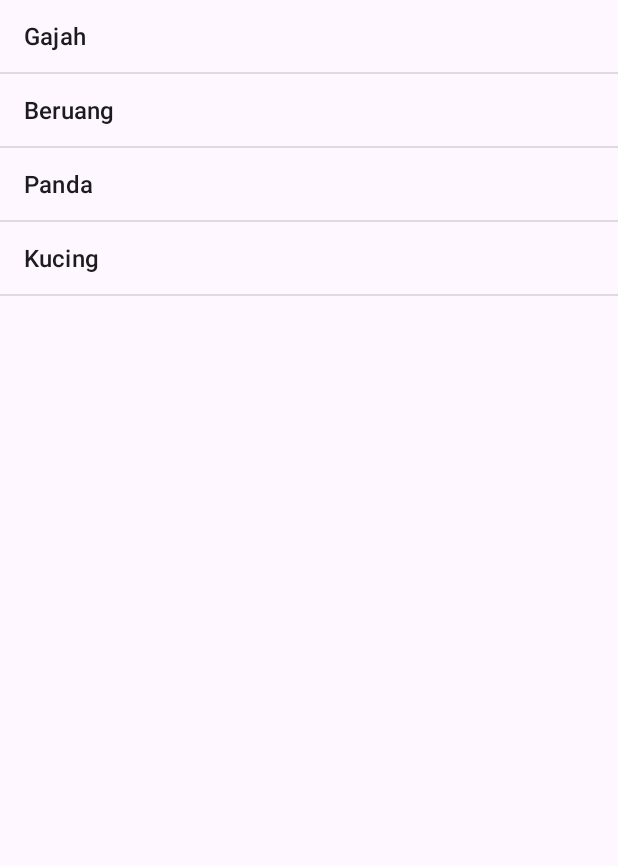
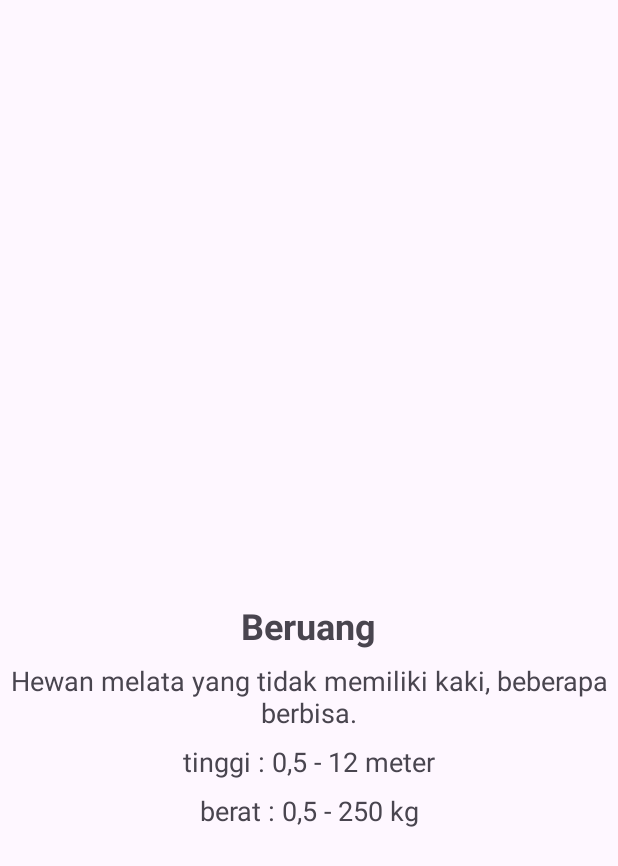
Before and after one commit to HauraAdisty/Pertemuan3, an Android app: the ListViewActivity screen opened directly, with no data from a screen before it, after a tap on "Beruang", on a phone screen of 412 x 824 dp. Shown: the top 866 px of the screen. Run offline under Robolectric (Android 15) with nearby library versions, the phone set to English and light mode, and no system bars.

```diff
--- a/app/src/main/AndroidManifest.xml
+++ b/app/src/main/AndroidManifest.xml
@@ -12,6 +12,12 @@
         android:supportsRtl="true"
         android:theme="@style/Theme.Pertemuan3sep"
         tools:targetApi="31">
+        <activity
+            android:name=".DetailHewan"
+            android:exported="false" />
+        <activity
+            android:name=".DetailPage"
+            android:exported="false" />
         <activity
             android:name=".Recycle_View_Card_Movie"
             android:exported="false" />
--- /dev/null
+++ b/app/src/main/java/com/haura/pertemuan3sep/DetailHewan.kt
@@ -0,0 +1,44 @@
+package com.haura.pertemuan3sep
+
+import android.annotation.SuppressLint
+import android.os.Bundle
+import android.widget.ImageView
+import android.widget.TextView
+import androidx.activity.enableEdgeToEdge
+import androidx.appcompat.app.AppCompatActivity
+import androidx.core.view.ViewCompat
+import androidx.core.view.WindowInsetsCompat
+
+class DetailHewan : AppCompatActivity() {
+    @SuppressLint("MissingInflatedId")
+    override fun onCreate(savedInstanceState: Bundle?) {
+        super.onCreate(savedInstanceState)
+        enableEdgeToEdge()
+        setContentView(R.layout.activity_detail_hewan)
+
+        val tvNamaHewan = findViewById<TextView>(R.id.tvNamaHewan)
+        val tvCiriHewan = findViewById<TextView>(R.id.tvCiriHewan)
+        val txtTinggi = findViewById<TextView>(R.id.txtTinggi)
+        val txtBerat = findViewById<TextView>(R.id.txtBerat)
+        val detailhewan = findViewById<ImageView>(R.id.detailhewan)
+
+        // Mendapatkan data yang dikirim dari ListView
+        val namaHewan = intent.getStringExtra("namaHewan")
+        val ciriHewan = intent.getStringExtra("ciriHewan")
+        val tinggiHewan = intent.getStringExtra("tinggiHewan")
+        val beratHewan = intent.getStringExtra("beratHewan")
+        val gambarHewan = intent.getIntExtra("gambarHewan", 0)
+
+        // Menampilkan data di TextView
+        tvNamaHewan.text = namaHewan
+        tvCiriHewan.text = ciriHewan
+        txtTinggi.text = tinggiHewan
+        txtBerat.text = beratHewan
+
+        ViewCompat.setOnApplyWindowInsetsListener(findViewById(R.id.main)) { v, insets ->
+            val systemBars = insets.getInsets(WindowInsetsCompat.Type.systemBars())
+            v.setPadding(systemBars.left, systemBars.top, systemBars.right, systemBars.bottom)
+            insets
+        }
+    }
+}
--- a/app/src/main/java/com/haura/pertemuan3sep/ListViewActivity.kt
+++ b/app/src/main/java/com/haura/pertemuan3sep/ListViewActivity.kt
@@ -1,5 +1,6 @@
 package com.haura.pertemuan3sep
 
+import android.content.Intent
 import android.os.Bundle
 import android.widget.ArrayAdapter
 import android.widget.ListView
@@ -16,8 +17,36 @@ class ListViewActivity : AppCompatActivity() {
         enableEdgeToEdge()
 
         setContentView(R.layout.activity_list_view)
-        Lv_hewan = findViewById(R.id.Lv_hewan)
+        val Lv_hewan = findViewById<ListView>(R.id.Lv_hewan)
         val namahewan = listOf("Gajah","Beruang","Panda","Kucing")
+        val ciriHewan = listOf(
+            "Hewan terbesar di darat, memiliki belalai panjang.",
+            "Hewan melata yang tidak memiliki kaki, beberapa berbisa.",
+            "Hewan besar berbulu tebal, biasanya ditemukan di hutan.",
+            "Hewan khas Cina, berbulu hitam dan putih.",
+            "Hewan air yang hidup di laut dan sungai.",
+            "Hewan ternak yang menghasilkan susu.",
+            "Hewan ternak yang sering dijadikan daging kurban."
+        )
+        val tinggiHewan = listOf(
+            "tinggi : 3 - 4 meter",
+            "tinggi : 0,5 - 12 meter",
+            "tinggi : 1,5 - 3 meter (berdiri tegak)",
+            "tinggi : 60 - 90 cm (duduk), 1,2 - 1,8 meter (berdiri)",
+            "tinggi : Bervariasi (misalnya paus bisa mencapai 30 meter)",
+            "tinggi : 1,2 - 1,5 meter",
+            "tinggi : 50 - 60 cm"
+        )
+        val beratHewan = listOf(
+            "berat : 2.700 - 6.000 kg",
+            "berat : 0,5 - 250 kg",
+            "berat : 80 - 600 kg",
+            "berat : 70 - 160 kg",
+            "berat : Bervariasi (misalnya paus bisa mencapai 180.000 kg)",
+            "berat : 400 - 1.000 kg",
+            "berat : 20 - 140 kg"
+        )
+
         Lv_hewan.adapter = ArrayAdapter(this,android.R.layout.simple_list_item_1,namahewan)
 
         // untuk bisa di ketik klik setiap item dari list nya
@@ -26,6 +55,16 @@ class ListViewActivity : AppCompatActivity() {
                 this, "Anda memilih: ${namahewan[position]}",
                 Toast.LENGTH_SHORT
             ).show()
+
+            val intent = Intent(this, DetailHewan::class.java)
+
+
+            intent.putExtra("namaHewan", namahewan[position])
+            intent.putExtra("ciriHewan", ciriHewan[position])
+            intent.putExtra("tinggiHewan", tinggiHewan[position])
+            intent.putExtra("beratHewan", beratHewan[position])
+
+            startActivity(intent)
 
         }
 
--- /dev/null
+++ b/app/src/main/res/layout/activity_detail_hewan.xml
@@ -0,0 +1,64 @@
+<?xml version="1.0" encoding="utf-8"?>
+<LinearLayout xmlns:android="http://schemas.android.com/apk/res/android"
+    xmlns:app="http://schemas.android.com/apk/res-auto"
+    xmlns:tools="http://schemas.android.com/tools"
+    android:id="@+id/main"
+    android:layout_width="match_parent"
+    android:layout_height="match_parent"
+    tools:context=".DetailHewan"
+    android:orientation="vertical"
+    android:padding="16dp"
+    android:gravity="center">
+
+    <ImageView
+        android:id="@+id/detailhewan"
+        android:layout_width="210dp"
+        android:layout_height="120dp"
+        android:scaleType="centerCrop"
+        android:adjustViewBounds="true"
+
+        android:contentDescription="Gambar Hewan" />
+
+    <TextView
+        android:id="@+id/tvNamaHewan"
+        android:layout_width="wrap_content"
+        android:layout_height="wrap_content"
+        android:layout_marginTop="10dp"
+        android:text="Nama Hewan"
+        android:layout_gravity="center"
+        android:textSize="24sp"
+        android:textStyle="bold" />
+
+    <TextView
+        android:id="@+id/tvCiriHewan"
+        android:layout_width="wrap_content"
+        android:layout_height="wrap_content"
+        android:layout_gravity="center"
+        android:text="Ciri Hewan"
+        android:textAlignment="center"
+        android:textSize="18sp"
+        android:layout_marginTop="8dp" />
+
+    <TextView
+        android:id="@+id/txtTinggi"
+        android:layout_width="wrap_content"
+        android:layout_height="wrap_content"
+        android:layout_gravity="center"
+        android:text="Tinggi Hewan"
+        android:textAlignment="center"
+        android:textSize="18sp"
+        android:layout_marginTop="8dp" />
+
+    <TextView
+        android:id="@+id/txtBerat"
+        android:layout_width="wrap_content"
+        android:layout_height="wrap_content"
+        android:layout_gravity="center"
+        android:text="Berat Hewan"
+        android:textAlignment="center"
+        android:textSize="18sp"
+        android:layout_marginTop="8dp" />
+
+
+
+</LinearLayout>
```
Also changed, not shown: app/src/main/java/com/haura/pertemuan3sep/DetailPage.kt (added, +41 -0 lines), app/src/main/java/com/haura/pertemuan3sep/Recycle_View_Card_Movie.kt (+15 -1 lines), app/src/main/java/com/haura/pertemuan3sep/adapter/BuahAdapter.kt (+10 -0 lines), app/src/main/java/com/haura/pertemuan3sep/adapter/MovieAdapter.kt (+11 -7 lines), app/src/main/res/layout/activity_detail_page.xml (added, +40 -0 lines).
